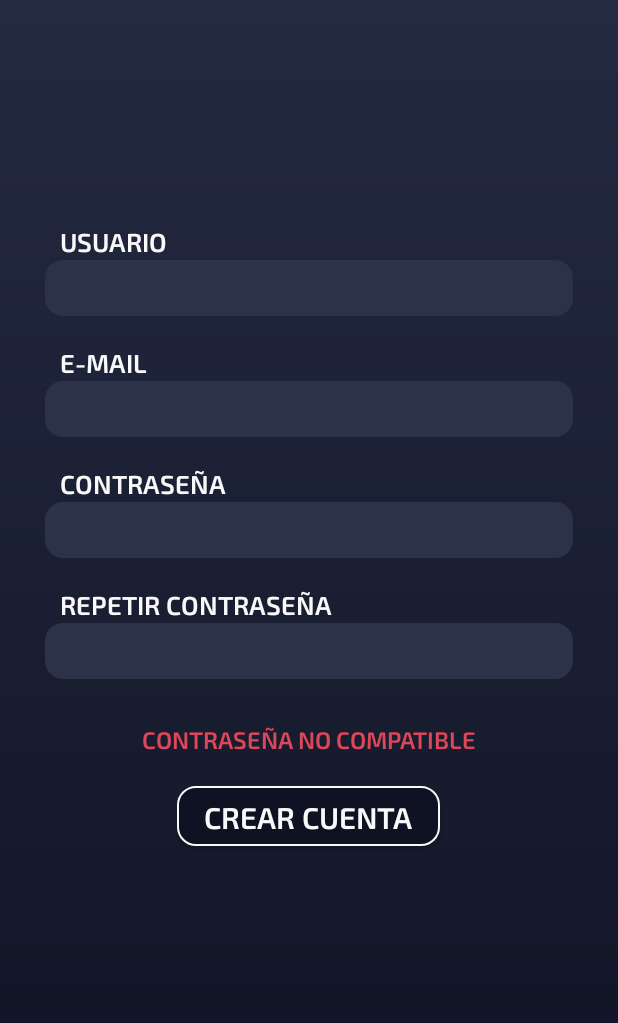
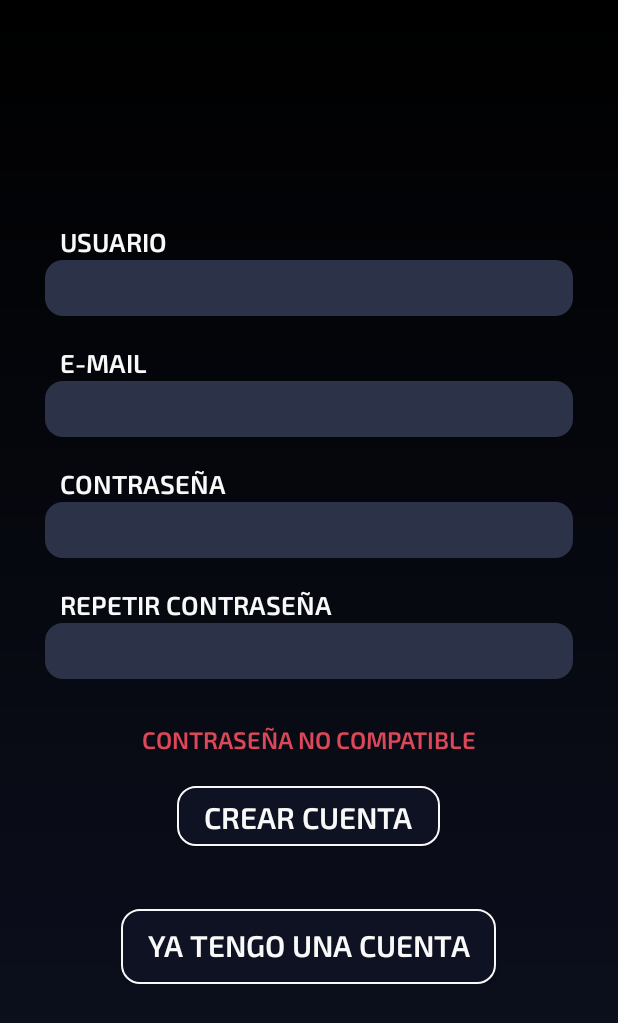
Before and after one commit to FundacioEsplaiJava2024/Flashcards, an Android app: the layout register_sreen.xml on its own in the app's theme, with its tools: preview values and no code run, on a phone screen of 412 x 824 dp. Shown: the top 1023 px of the screen. Run offline under Robolectric (Android 15) with nearby library versions, the phone set to English and light mode, and no system bars.

Commit message:
el regitro acabado . -verificasion de la contraseña -se puede verificar que las contra sea igual.

```diff
--- a/App/app/src/main/AndroidManifest.xml
+++ b/App/app/src/main/AndroidManifest.xml
@@ -23,6 +23,7 @@
             </intent-filter>
         </activity>
         <activity android:name=".MainActivity"/>
+        <activity android:name=".service.login.RegisterActivity" />
     </application>
 
 </manifest>
--- a/App/app/src/main/res/drawable/gradient.xml
+++ b/App/app/src/main/res/drawable/gradient.xml
@@ -2,7 +2,7 @@
 <shape xmlns:android="http://schemas.android.com/apk/res/android"
     android:shape="rectangle">
     <gradient
-        android:startColor="#242A42"
+        android:startColor="#000000"
         android:endColor="#0E1222"
         android:angle="-90" />
 </shape>
--- a/App/app/src/main/res/layout/register_sreen.xml
+++ b/App/app/src/main/res/layout/register_sreen.xml
@@ -5,7 +5,7 @@
     android:layout_width="match_parent"
     android:layout_height="match_parent"
     android:orientation="vertical"
-    tools:context=".service.login.LoginActivity"
+    tools:context=".service.login.RegisterActivity"
     android:background="@drawable/gradient">
 
     <LinearLayout
@@ -23,17 +23,18 @@
             android:orientation="vertical">
 
             <TextView
+                android:id="@+id/tvUser"
                 android:layout_width="wrap_content"
                 android:layout_height="wrap_content"
                 android:layout_marginStart="40dp"
                 android:fontFamily="@font/exo_2_semibold"
                 android:text="USUARIO"
-
                 android:textColor="#F9F9F9"
                 android:textSize="17sp"
                 android:textStyle="bold" />
 
             <EditText
+                android:id="@+id/etUser"
                 android:layout_width="match_parent"
                 android:layout_height="wrap_content"
                 android:layout_marginStart="30dp"
@@ -52,6 +53,7 @@
             android:orientation="vertical">
 
             <TextView
+                android:id="@+id/tvMail"
                 android:layout_width="wrap_content"
                 android:layout_height="wrap_content"
                 android:layout_marginStart="40dp"
@@ -62,6 +64,37 @@
                 android:textStyle="bold" />
 
             <EditText
+                android:id="@+id/etMail"
+                android:layout_width="match_parent"
+                android:layout_height="wrap_content"
+                android:layout_marginStart="30dp"
+                android:layout_marginEnd="30dp"
+                android:background="@drawable/noborderedittext"
+                android:fontFamily="@font/exo_2"
+                android:singleLine="true"
+                android:textAlignment="textStart"
+                android:textColor="#F9F9F9"
+                android:textSize="15sp" />
+        </LinearLayout>
+        <LinearLayout
+            android:layout_width="match_parent"
+            android:layout_height="wrap_content"
+            android:layout_marginTop="20dp"
+            android:orientation="vertical">
+
+            <TextView
+                android:id="@+id/tvContra"
+                android:layout_width="wrap_content"
+                android:layout_height="wrap_content"
+                android:layout_marginStart="40dp"
+                android:fontFamily="@font/exo_2_semibold"
+                android:text="CONTRASEÑA"
+                android:textColor="#F9F9F9"
+                android:textSize="17sp"
+                android:textStyle="bold" />
+
+            <EditText
+                android:id="@+id/etContra"
                 android:layout_width="match_parent"
                 android:layout_height="wrap_content"
                 android:layout_marginStart="30dp"
@@ -82,37 +115,7 @@
             android:orientation="vertical">
 
             <TextView
-                android:id="@+id/tvPassword"
-                android:layout_width="wrap_content"
-                android:layout_height="wrap_content"
-                android:layout_marginStart="40dp"
-                android:fontFamily="@font/exo_2_semibold"
-                android:text="CONTRASEÑA"
-                android:textColor="#F9F9F9"
-                android:textSize="17sp"
-                android:textStyle="bold" />
-
-            <EditText
-                android:layout_width="match_parent"
-                android:layout_height="wrap_content"
-                android:layout_marginStart="30dp"
-                android:layout_marginEnd="30dp"
-                android:background="@drawable/noborderedittext"
-                android:fontFamily="@font/exo_2"
-                android:inputType="textPassword"
-                android:lineBreakStyle="normal"
-                android:singleLine="true"
-                android:textAlignment="textStart"
-                android:textColor="#F9F9F9"
-                android:textSize="15sp" />
-        </LinearLayout>
-        <LinearLayout
-            android:layout_width="match_parent"
-            android:layout_height="wrap_content"
-            android:layout_marginTop="20dp"
-            android:orientation="vertical">
-
-            <TextView
+                android:id="@+id/tvRPcontra"
                 android:layout_width="wrap_content"
                 android:layout_height="wrap_content"
                 android:layout_marginStart="40dp"
@@ -123,7 +126,7 @@
                 android:textStyle="bold" />
 
             <EditText
-                android:id="@+id/etPassword"
+                android:id="@+id/etRPcontra"
                 android:layout_width="match_parent"
                 android:layout_height="wrap_content"
                 android:layout_marginStart="30dp"
@@ -159,7 +162,7 @@
                 android:textStyle="bold" />
 
             <androidx.appcompat.widget.AppCompatButton
-                android:id="@+id/btLogin"
+                android:id="@+id/btCreate"
                 android:layout_width="175dp"
                 android:layout_height="40dp"
                 android:layout_gravity="center"
@@ -177,11 +180,23 @@
                 android:layout_marginTop="20dp"
                 android:clickable="true"
                 android:fontFamily="@font/exo_2"
-                android:text="¿Olvidaste la contraseña?"
+                android:text="¿CONTRASEÑA NO COMPATIBLE?"
                 android:textAlignment="center"
                 android:textColor="#808080"
                 android:textSize="16sp"
                 android:visibility="invisible" />
+
+            <androidx.appcompat.widget.AppCompatButton
+                android:id="@+id/btLogin"
+                android:layout_width="250dp"
+                android:layout_height="50dp"
+                android:layout_gravity="center"
+                android:background="@drawable/borderedittext"
+                android:fontFamily="@font/exo_2_semibold"
+                android:text="YA TENGO UNA CUENTA"
+                android:textColor="#F9F9F9"
+                android:textSize="20sp"
+                android:textStyle="bold" />
 
         </LinearLayout>
 
```
Also changed, not shown: App/app/src/main/java/com/esplai/flashcards/service/login/LoginActivity.java (+14 -8 lines), App/app/src/main/java/com/esplai/flashcards/service/login/RegisterActivity.java (added, +92 -0 lines), App/app/src/main/res/layout/login_layout.xml (+13 -0 lines).
